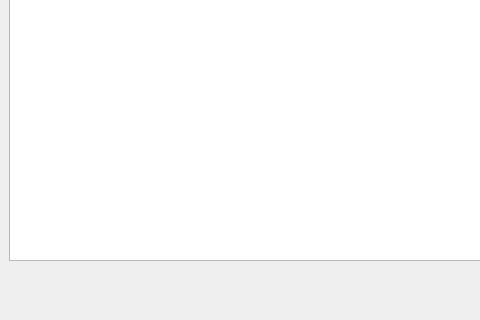
Old version of the form mainwindow.ui in the repository igrekus/shipment; both pictures show x 0 to 480 and y 202 to 522 of the 741 by 522 pixel window.
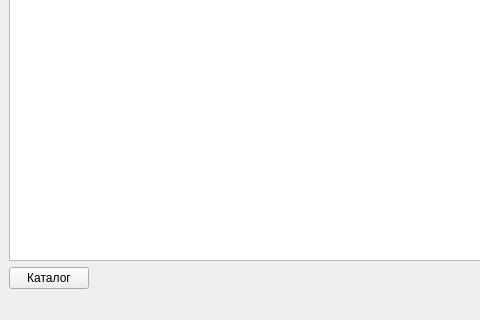
New version of the form.

Commit message: Добавил каталог приборов

What changed in the file:
```diff
--- a/mainwindow.ui
+++ b/mainwindow.ui
@@ -51,6 +51,13 @@
     </item>
     <item>
      <layout class="QHBoxLayout" name="horizontalLayout">
+      <item>
+       <widget class="QPushButton" name="btnCatalogOpen">
+        <property name="text">
+         <string>Каталог</string>
+        </property>
+       </widget>
+      </item>
       <item>
        <spacer name="horizontalSpacer">
         <property name="orientation">
```
The commit also changes 8 other files.
